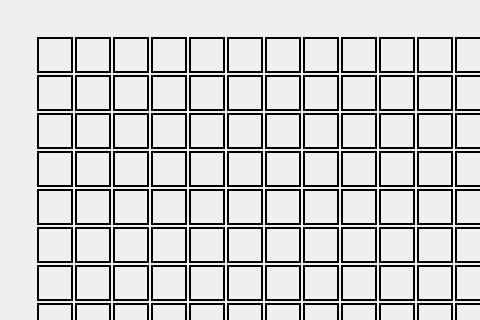
This is ScrabbleClient/matrixwindow.ui in ce2103-datos-ii/Scrabble as Qt 5 draws it before an edit; both pictures show x 0 to 480 and y 0 to 320 of the 641 by 642 pixel window. The edited form follows.
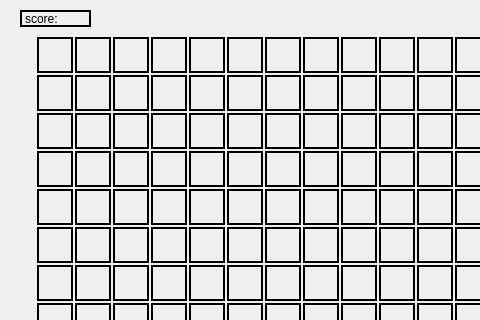
This is the edited form.

Diff of the .ui file:
```diff
--- a/ScrabbleClient/matrixwindow.ui
+++ b/ScrabbleClient/matrixwindow.ui
@@ -6250,6 +6250,22 @@
     <number>5</number>
    </property>
   </widget>
+  <widget class="QLabel" name="label">
+   <property name="geometry">
+    <rect>
+     <x>20</x>
+     <y>10</y>
+     <width>71</width>
+     <height>17</height>
+    </rect>
+   </property>
+   <property name="frameShape">
+    <enum>QFrame::WinPanel</enum>
+   </property>
+   <property name="text">
+    <string>score: </string>
+   </property>
+  </widget>
  </widget>
  <resources/>
  <connections/>
```
